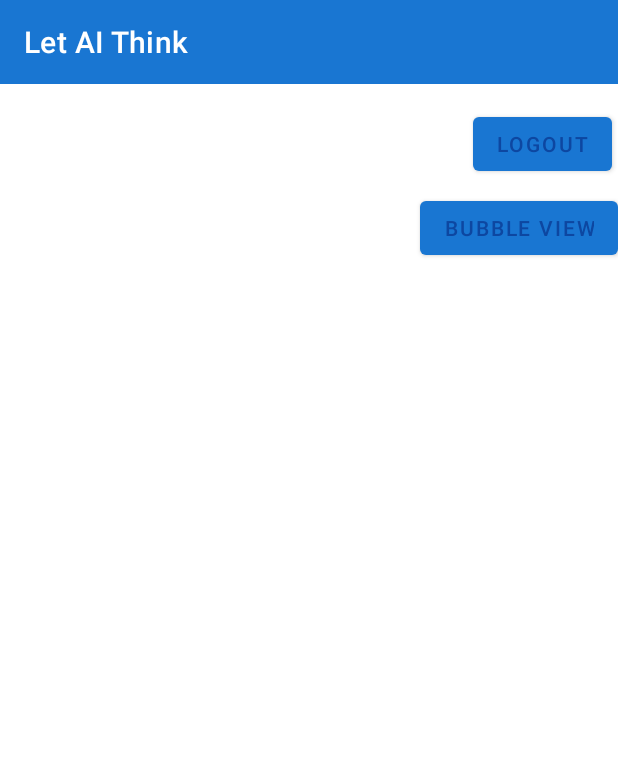
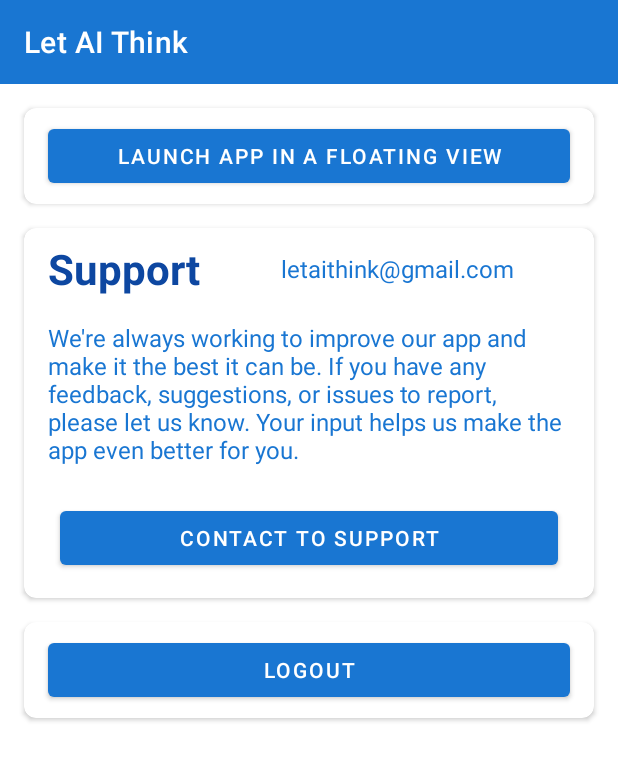
Before and after one commit to GevorgKhachatryan1997/ChatGPTApi, an Android app: the fragment SettingFragment placed in its activity, on a phone screen of 412 x 824 dp. Shown: the top 761 px of the screen. Run offline under Robolectric (Android 15) with nearby library versions, the phone set to English and light mode, and no system bars.

Commit message:
Update settings screen

```diff
--- a/app/src/main/java/com/chatgpt/letaithink/MainActivity.kt
+++ b/app/src/main/java/com/chatgpt/letaithink/MainActivity.kt
@@ -45,7 +45,6 @@ class MainActivity : AppCompatActivity(), InvalidApiKeyDialog.Listener {
                             when (exception.errorCode) {
                                 RESPONSE_CODE_INVALID_API_KEY -> {
                                     InvalidApiKeyDialog.newInstance(exception.message ?: "")
-                                        .apply { listener = this@MainActivity }
                                         .show(supportFragmentManager)
                                 }
                                 else -> showErrorDialog(exception.message)
--- a/app/src/main/java/com/chatgpt/letaithink/ui/adapter/ChatModsAdapter.kt
+++ b/app/src/main/java/com/chatgpt/letaithink/ui/adapter/ChatModsAdapter.kt
@@ -60,7 +60,7 @@ class ChatModsAdapter : RecyclerView.Adapter<ChatModsAdapter.ChatModeViewHolder>
 
                 val backgroundColor = if (selected) R.color.icon_pressed_color else android.R.color.white
 
-                val imageTint = if (selected) R.color.blue_50 else R.color.blue_800
+                val imageTint = if (selected) R.color.white else R.color.blue_800
 
                 clModeContainer.setBackgroundColor(itemView.context.getColor(backgroundColor))
                 ivChatMode.setColorFilter(ContextCompat.getColor(itemView.context, imageTint), android.graphics.PorterDuff.Mode.SRC_IN)
--- a/app/src/main/java/com/chatgpt/letaithink/ui/screen_fragment/SettingFragment.kt
+++ b/app/src/main/java/com/chatgpt/letaithink/ui/screen_fragment/SettingFragment.kt
@@ -2,24 +2,27 @@ package com.chatgpt.letaithink.ui.screen_fragment
 
 import android.Manifest
 import android.os.Build
-import android.content.Intent
 import android.os.Bundle
 import android.view.View
 import android.widget.Button
+import android.widget.TextView
 import androidx.activity.result.contract.ActivityResultContracts
 import androidx.fragment.app.activityViewModels
 import androidx.fragment.app.viewModels
-import com.chatgpt.letaithink.MainActivity
 import com.chatgpt.letaithink.MainViewModel
 import com.chatgpt.letaithink.R
+import com.chatgpt.letaithink.ui.dialog.LogoutDialog
 import com.chatgpt.letaithink.ui.viewModel.SettingViewModel
+import com.chatgpt.letaithink.utils.EmailUtils
 import com.chatgpt.letaithink.utils.NotificationUtils
 import com.chatgpt.letaithink.utils.PermissionUtils
 
-class SettingFragment : ScreenFragment(R.layout.setting_fragment) {
+class SettingFragment : ScreenFragment(R.layout.setting_fragment), LogoutDialog.Listener {
 
     private var btnLogOut: Button? = null
     private var btnBubbleView: Button? = null
+    private var btnSupport: Button? = null
+    private var tvSupportEmail: TextView? = null
 
     private val mainViewModel: MainViewModel by activityViewModels()
     private val settingViewModel: SettingViewModel by viewModels()
@@ -34,25 +37,39 @@ class SettingFragment : ScreenFragment(R.layout.setting_fragment) {
     override fun onViewCreated(view: View, savedInstanceState: Bundle?) {
         super.onViewCreated(view, savedInstanceState)
 
-        btnLogOut = view.findViewById<Button>(R.id.btnLogout).apply {
+        btnLogOut = view.findViewById<Button>(R.id.btn_logout).apply {
             setOnClickListener {
-                settingViewModel.onLogoutClick(requireContext())
-                showLoginScreen()
+                LogoutDialog().show(childFragmentManager, LogoutDialog.TAG)
             }
         }
 
-        btnBubbleView = view.findViewById<Button>(R.id.betBubbleView).apply {
+        btnBubbleView = view.findViewById<Button>(R.id.btn_bubble_view).apply {
             setOnClickListener {
-                showBubbleView()
+                makeAppBubbleView()
             }
         }
+
+        btnSupport = view.findViewById<Button>(R.id.btn_support).apply {
+            setOnClickListener {
+                EmailUtils.composeEmail(requireContext())
+            }
+        }
+
+        tvSupportEmail = view.findViewById<TextView>(R.id.tv_support_email).apply {
+            text = EmailUtils.SUPPORT_EMAIL
+        }
+    }
+
+    override fun onDialogLogout() {
+        settingViewModel.onLogoutClick(requireContext())
+        showLoginScreen()
     }
 
     private fun showLoginScreen() {
         mainViewModel.showScreen(MainViewModel.LoginScreen)
     }
 
-    private fun showBubbleView() {
+    private fun makeAppBubbleView() {
         if (Build.VERSION.SDK_INT >= Build.VERSION_CODES.TIRAMISU &&
             !PermissionUtils.hasPermission(requireContext(), Manifest.permission.POST_NOTIFICATIONS)
         ) {
@@ -66,10 +83,4 @@ class SettingFragment : ScreenFragment(R.layout.setting_fragment) {
         NotificationUtils.showBubbleViewNotification()
         requireActivity().finish()
     }
-
-    private fun clearStack() {
-        val intent = Intent(requireContext(), MainActivity::class.java)
-        intent.flags = Intent.FLAG_ACTIVITY_NEW_TASK or Intent.FLAG_ACTIVITY_CLEAR_TASK
-        startActivity(intent)
-    }
 }
--- a/app/src/main/res/layout/ai_answer_item.xml
+++ b/app/src/main/res/layout/ai_answer_item.xml
@@ -8,7 +8,7 @@
     android:layout_marginTop="16dp"
     android:layout_marginEnd="8dp"
     android:layout_marginBottom="8dp"
-    app:cardBackgroundColor="@color/blue_50"
+    app:cardBackgroundColor="@color/white"
     app:cardCornerRadius="8dp">
 
     <androidx.constraintlayout.widget.ConstraintLayout
--- a/app/src/main/res/layout/setting_fragment.xml
+++ b/app/src/main/res/layout/setting_fragment.xml
@@ -3,24 +3,114 @@
     xmlns:app="http://schemas.android.com/apk/res-auto"
     xmlns:tools="http://schemas.android.com/tools"
     android:layout_width="match_parent"
-    android:layout_height="match_parent">
+    android:layout_height="match_parent"
+    android:background="@color/white">
 
-    <Button
-        android:id="@+id/btnLogout"
-        android:layout_width="wrap_content"
+    <androidx.cardview.widget.CardView
+        android:id="@+id/bubbleCardView"
+        style="@style/SettingCardView"
+        android:layout_width="0dp"
         android:layout_height="wrap_content"
+        android:layout_marginHorizontal="16dp"
         android:layout_marginTop="16dp"
-        android:layout_marginEnd="4dp"
-        android:text="@string/logout"
         app:layout_constraintEnd_toEndOf="parent"
-        app:layout_constraintTop_toTopOf="parent" />
+        app:layout_constraintStart_toStartOf="parent"
+        app:layout_constraintTop_toTopOf="parent">
 
-    <Button
-        android:id="@+id/betBubbleView"
-        android:layout_width="wrap_content"
+        <Button
+            android:id="@+id/btn_bubble_view"
+            style="@style/Button"
+            android:layout_width="match_parent"
+            android:layout_height="wrap_content"
+            android:layout_margin="8dp"
+            android:text="Launch app in a floating view" />
+
+    </androidx.cardview.widget.CardView>
+
+    <androidx.cardview.widget.CardView
+        android:id="@+id/supportDescriptionCardView"
+        style="@style/SettingCardView"
+        android:layout_width="0dp"
         android:layout_height="wrap_content"
-        android:layout_marginTop="8dp"
-        android:text="@string/bubble_view"
+        android:layout_marginHorizontal="16dp"
+        android:layout_marginTop="16dp"
         app:layout_constraintEnd_toEndOf="parent"
-        app:layout_constraintTop_toBottomOf="@+id/btnLogout" />
+        app:layout_constraintStart_toStartOf="parent"
+        app:layout_constraintTop_toBottomOf="@id/bubbleCardView">
+
+        <androidx.constraintlayout.widget.ConstraintLayout
+            android:layout_width="match_parent"
+            android:layout_height="wrap_content"
+            android:orientation="vertical">
+
+            <TextView
+                android:id="@+id/tv_support_title"
+                style="@style/TextTitle"
+                android:layout_width="wrap_content"
+                android:layout_height="wrap_content"
+                android:padding="8dp"
+                android:text="@string/support"
+                app:layout_constraintStart_toStartOf="parent"
+                app:layout_constraintTop_toTopOf="parent" />
+
+            <TextView
+                android:id="@+id/tv_support_email"
+                style="@style/TextDescription.Dark"
+                android:layout_width="wrap_content"
+                android:layout_height="wrap_content"
+                android:textIsSelectable="true"
+                app:layout_constraintBottom_toTopOf="@+id/tv_support_description"
+                app:layout_constraintEnd_toEndOf="parent"
+                app:layout_constraintStart_toEndOf="@id/tv_support_title"
+                app:layout_constraintTop_toTopOf="parent"
+                tools:text="letaithink@gmail.com" />
+
+            <TextView
+                android:id="@+id/tv_support_description"
+                style="@style/TextDescription.Dark"
+                android:layout_width="match_parent"
+                android:layout_height="wrap_content"
+                android:padding="8dp"
+                android:text="@string/support_description"
+                app:layout_constraintTop_toBottomOf="@id/tv_support_title" />
+
+
+            <Button
+                android:id="@+id/btn_support"
+                style="@style/Button"
+                android:layout_width="match_parent"
+                android:layout_height="wrap_content"
+                android:layout_margin="16dp"
+                android:text="@string/contact_to_support"
+                app:layout_constraintBottom_toBottomOf="parent"
+                app:layout_constraintEnd_toEndOf="parent"
+                app:layout_constraintStart_toStartOf="parent"
+                app:layout_constraintTop_toBottomOf="@id/tv_support_description"
+                app:layout_constraintVertical_bias="1" />
+        </androidx.constraintlayout.widget.ConstraintLayout>
+
+    </androidx.cardview.widget.CardView>
+
+    <androidx.cardview.widget.CardView
+        android:id="@+id/logoutCardView"
+        style="@style/SettingCardView"
+        android:layout_width="0dp"
+        android:layout_height="wrap_content"
+        android:layout_marginStart="16dp"
+        android:layout_marginTop="16dp"
+        android:layout_marginEnd="16dp"
+        app:layout_constraintEnd_toEndOf="parent"
+        app:layout_constraintStart_toStartOf="parent"
+        app:layout_constraintTop_toBottomOf="@id/supportDescriptionCardView">
+
+        <Button
+            android:id="@+id/btn_logout"
+            style="@style/Button"
+            android:layout_width="match_parent"
+            android:layout_height="wrap_content"
+            android:layout_margin="8dp"
+            android:text="@string/logout" />
+
+    </androidx.cardview.widget.CardView>
+
 </androidx.constraintlayout.widget.ConstraintLayout>
--- a/app/src/main/res/values/colors.xml
+++ b/app/src/main/res/values/colors.xml
@@ -1,6 +1,6 @@
 <?xml version="1.0" encoding="utf-8"?>
 <resources>
-    <color name="blue_50">#E3F2FD</color>
+    <color name="white">#FFFFFF</color>
     <color name="blue_100">#BBDEFB</color>
     <color name="blue_200">#90CAF9</color>
     <color name="blue_300">#64B5F6</color>
--- a/app/src/main/res/values/strings.xml
+++ b/app/src/main/res/values/strings.xml
@@ -31,5 +31,9 @@
     <string name="new_chat">New chat</string>
     <string name="update">Update</string>
     <string name="your_api_key_is_invalid">Your API key is invalid</string>
+    <string name="support">Support</string>
+    <string name="support_description">We\'re always working to improve our app and make it the best it can be. If you have any feedback, suggestions, or issues to report, please let us know. Your input helps us make the app even better for you.</string>
+    <string name="contact_to_support">Contact to support</string>
+    <string name="logut_message">Are you sure you want to logout? You will lose your data.</string>
 
 </resources>
--- a/app/src/main/res/values/styles.xml
+++ b/app/src/main/res/values/styles.xml
@@ -21,7 +21,7 @@
     </style>
 
     <style name="TextDescription.Light">
-        <item name="android:textColor">@color/blue_50</item>
+        <item name="android:textColor">@color/white</item>
     </style>
 
     <style name="SmallText">
@@ -68,6 +68,14 @@
     </style>
 
     <style name="IconLight">
-        <item name="android:tint">@color/blue_50</item>
+        <item name="android:tint">@color/white</item>
+    </style>
+
+    <style name="SettingCardView">
+        <item name="cardBackgroundColor">@color/white</item>
+        <item name="cardCornerRadius">8dp</item>
+        <item name="cardElevation">2dp</item>
+        <item name="contentPaddingLeft">8dp</item>
+        <item name="contentPaddingRight">8dp</item>
     </style>
 </resources>
```
Also changed, not shown: app/src/main/AndroidManifest.xml (+13 -4 lines), app/src/main/java/com/chatgpt/letaithink/ui/dialog/InvalidApiKeyDialog.kt (+8 -1 lines), app/src/main/java/com/chatgpt/letaithink/ui/dialog/LogoutDialog.kt (added, +37 -0 lines), app/src/main/java/com/chatgpt/letaithink/utils/EmailUtils.kt (added, +18 -0 lines).
